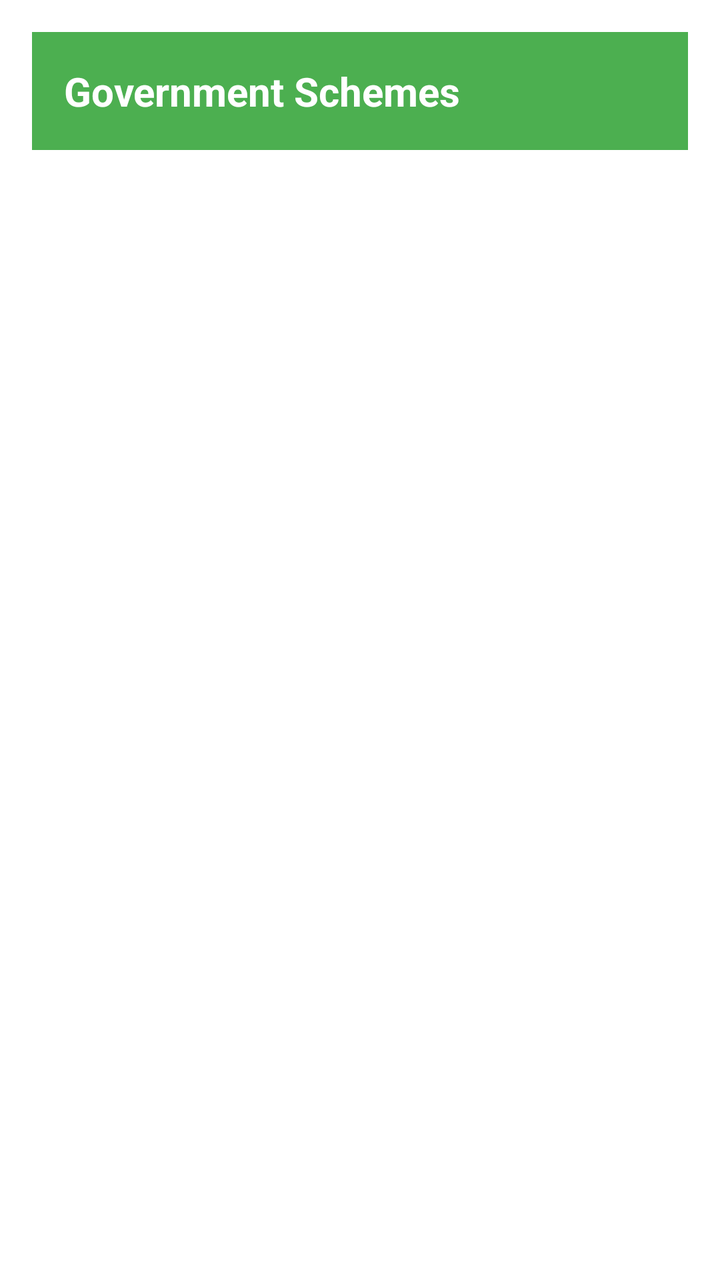
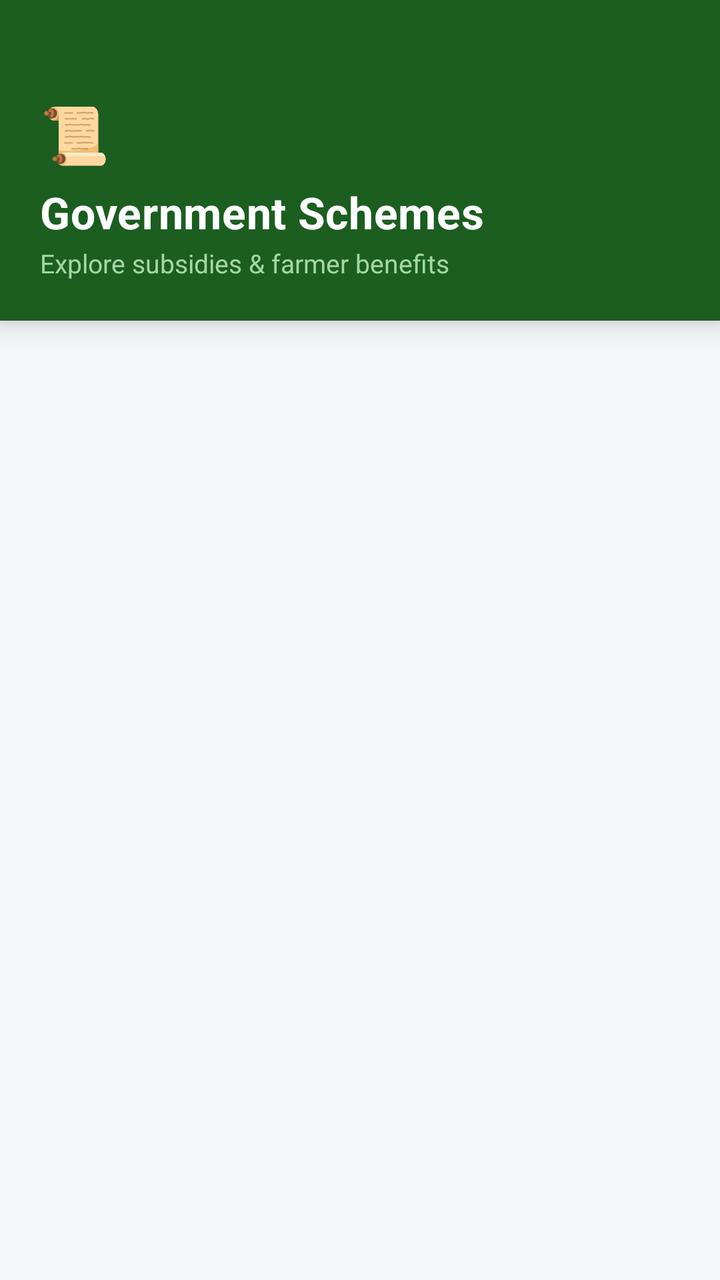

Screens rendered from an Android XML layout before and after an edit, with the pre-edit source and the edit as a unified diff.
<!-- AndroidManifest.xml: application theme Theme.AgriConnect -->
<!-- res/layout/activity_govt_scheme.xml -->
<?xml version="1.0" encoding="utf-8"?>
<LinearLayout xmlns:android="http://schemas.android.com/apk/res/android"
    android:orientation="vertical"
    android:background="@color/white"
    android:layout_width="match_parent"
    android:layout_height="match_parent"
    android:padding="16dp">

    
    <LinearLayout
        android:layout_width="match_parent"
        android:layout_height="wrap_content"
        android:background="@color/primary"
        android:padding="16dp"
        android:gravity="center_vertical">

        <TextView
            android:layout_width="wrap_content"
            android:layout_height="wrap_content"
            android:text="Government Schemes"
            android:textSize="20sp"
            android:textStyle="bold"
            android:textColor="@color/white"/>
    </LinearLayout>

    
    <androidx.recyclerview.widget.RecyclerView
        android:id="@+id/rvSchemes"
        android:layout_width="match_parent"
        android:layout_height="match_parent"
        android:layout_marginTop="16dp"
        android:clipToPadding="false"/>
</LinearLayout>
<!-- resources referenced by this layout -->
<resources>
  <color name="primary">#4CAF50</color>
  <color name="white">#FFFFFF</color>
  <style name="Theme.AgriConnect" parent="Theme.Material3.DayNight.NoActionBar">
  
          
          <item name="colorPrimary">@color/successGreen</item>
          <item name="colorOnPrimary">@color/white</item>
  
          
          <item name="colorSecondary">@color/greenAccent</item>
          <item name="colorOnSecondary">@color/white</item>
  
          
          <item name="android:colorBackground">@color/backgroundLight</item>
          <item name="colorSurface">@color/white</item>
  
          
          <item name="android:statusBarColor">@color/green</item>
  
      </style>
  <color name="successGreen">#388E3C</color>
  <color name="greenAccent">#66BB6A</color>
  <color name="backgroundLight">#F5F5F5</color>
  <color name="green">#4CAF50</color>
</resources>

<!-- the commit's change to res/layout/activity_govt_scheme.xml (unified diff, before → after) -->
@@ -1,26 +1,45 @@
 <?xml version="1.0" encoding="utf-8"?>
 <LinearLayout xmlns:android="http://schemas.android.com/apk/res/android"
     android:orientation="vertical"
-    android:background="@color/white"
+    android:background="#F4F6F9"
     android:layout_width="match_parent"
-    android:layout_height="match_parent"
-    android:padding="16dp">
+    android:layout_height="match_parent">
 
     
     <LinearLayout
         android:layout_width="match_parent"
         android:layout_height="wrap_content"
-        android:background="@color/primary"
-        android:padding="16dp"
-        android:gravity="center_vertical">
+        android:background="#1B5E20"
+        android:paddingStart="20dp"
+        android:paddingEnd="20dp"
+        android:paddingTop="48dp"
+        android:paddingBottom="20dp"
+        android:orientation="vertical"
+        android:elevation="8dp">
+
+        <TextView
+            android:layout_width="wrap_content"
+            android:layout_height="wrap_content"
+            android:text="📜"
+            android:textSize="28sp"
+            android:layout_marginBottom="6dp"/>
 
         <TextView
             android:layout_width="wrap_content"
             android:layout_height="wrap_content"
             android:text="Government Schemes"
-            android:textSize="20sp"
+            android:textSize="22sp"
             android:textStyle="bold"
-            android:textColor="@color/white"/>
+            android:textColor="#FFFFFF"
+            android:letterSpacing="0.01"/>
+
+        <TextView
+            android:layout_width="wrap_content"
+            android:layout_height="wrap_content"
+            android:text="Explore subsidies &amp; farmer benefits"
+            android:textSize="13sp"
+            android:textColor="#A5D6A7"
+            android:layout_marginTop="2dp"/>
     </LinearLayout>
 
     
@@ -28,6 +47,10 @@
         android:id="@+id/rvSchemes"
         android:layout_width="match_parent"
         android:layout_height="match_parent"
-        android:layout_marginTop="16dp"
+        android:layout_marginTop="8dp"
+        android:paddingStart="12dp"
+        android:paddingEnd="12dp"
+        android:paddingBottom="16dp"
         android:clipToPadding="false"/>
+
 </LinearLayout>
<!-- resource entries referenced after the edit -->
@@ -1,6 +1,5 @@
 <!-- resources referenced by this layout -->
 <resources>
-  <color name="primary">#4CAF50</color>
   <color name="white">#FFFFFF</color>
   <style name="Theme.AgriConnect" parent="Theme.Material3.DayNight.NoActionBar">
   
